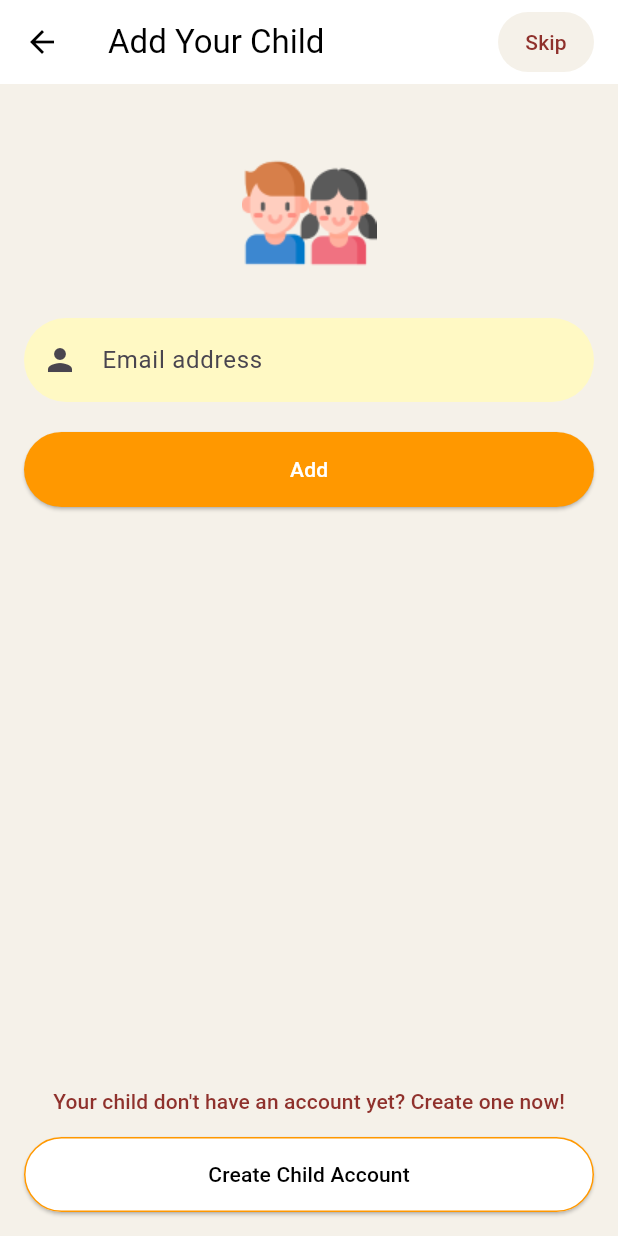
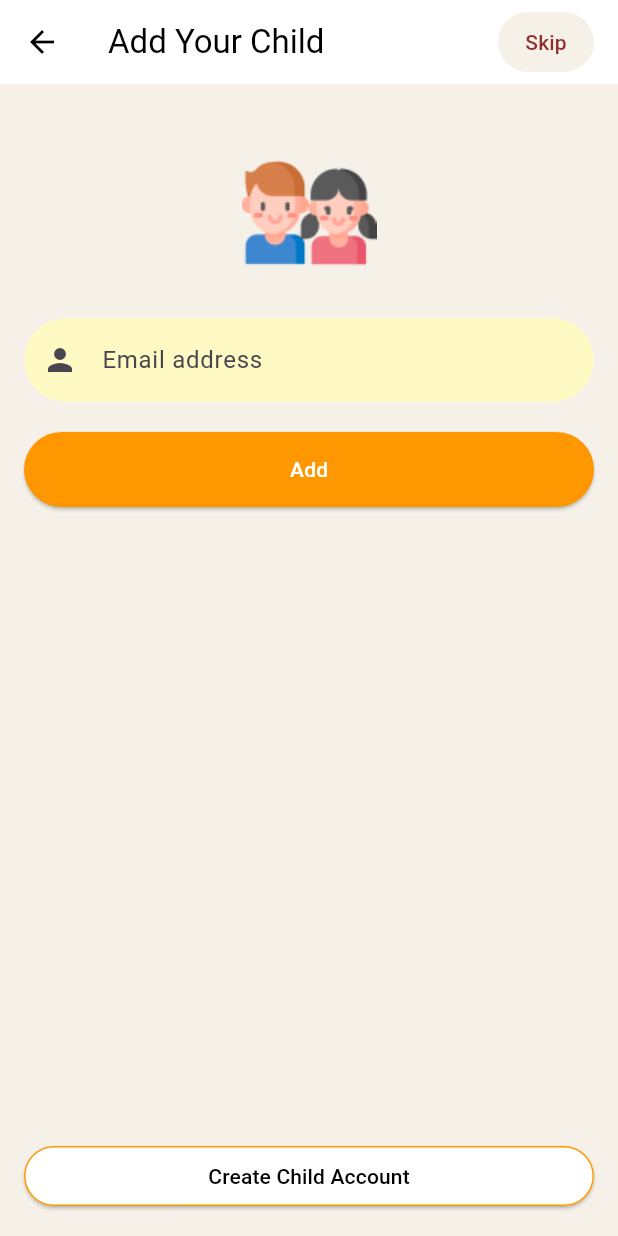
Before and after one commit to diminecjean/CAT304, a Flutter app: the AddChildPage screen opened by its route, on a phone screen of 412 x 824 dp. Run offline on Flutter 3.47's test engine with Material 3 defaults, Android fonts, the light colour scheme and no system bars; our stand-ins replace chat_bubbles, cloud_firestore, dropdown_button2, firebase_auth, firebase_core, flutter_onboarding_slider and 11 more; missing offline and left inert: googleapis, vertical_percent_indicator; accounts and stored records are empty; project files that could hold a hidden picture were left out; key blocks and very long unbroken strings in the code were emptied for the run.

Commit message:
remove text from add child page

```diff
--- a/lib/src/pages/account/addChild_page.dart
+++ b/lib/src/pages/account/addChild_page.dart
@@ -95,22 +95,22 @@ class _AddChildPageState extends State<AddChildPage> {
             const Spacer(), // Pushes the below content to the bottom of the screen
             Column(
               children: <Widget>[
-                TextButton(
-                  onPressed: () {
-                    Navigator.push(
-                      context,
-                      MaterialPageRoute(
-                        builder: (context) => ChildSignUpPage(
-                          fromPage: "parent",
-                        ),
-                      ),
-                    );
-                  },
-                  child: const Text(
-                    "Your child don't have an account yet? Create one now!",
-                    style: TextStyle(color: primaryColor),
-                  ),
-                ),
+                // TextButton(
+                //   onPressed: () {
+                //     Navigator.push(
+                //       context,
+                //       MaterialPageRoute(
+                //         builder: (context) => ChildSignUpPage(
+                //           fromPage: "parent",
+                //         ),
+                //       ),
+                //     );
+                //   },
+                //   child: const Text(
+                //     "Your child don't have an account yet? Create one now!",
+                //     style: TextStyle(color: primaryColor),
+                //   ),
+                // ),
                 ElevatedButton(
                   style: ElevatedButton.styleFrom(
                     foregroundColor: Colors.black,
@@ -121,7 +121,7 @@ class _AddChildPageState extends State<AddChildPage> {
                     side:
                         const BorderSide(color: Colors.orange), // Border color
                     minimumSize: const Size(
-                        double.infinity, 50), // Button width and height
+                        double.infinity, 40), // Button width and height
                   ),
                   onPressed: () {
                     Navigator.push(
```
